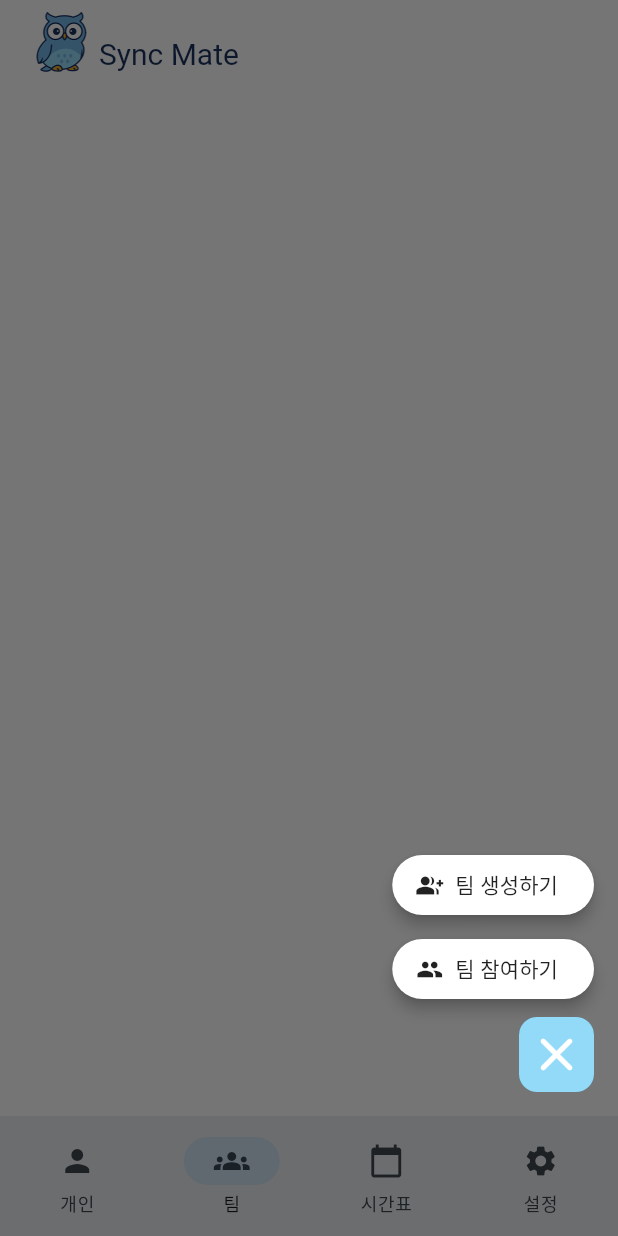
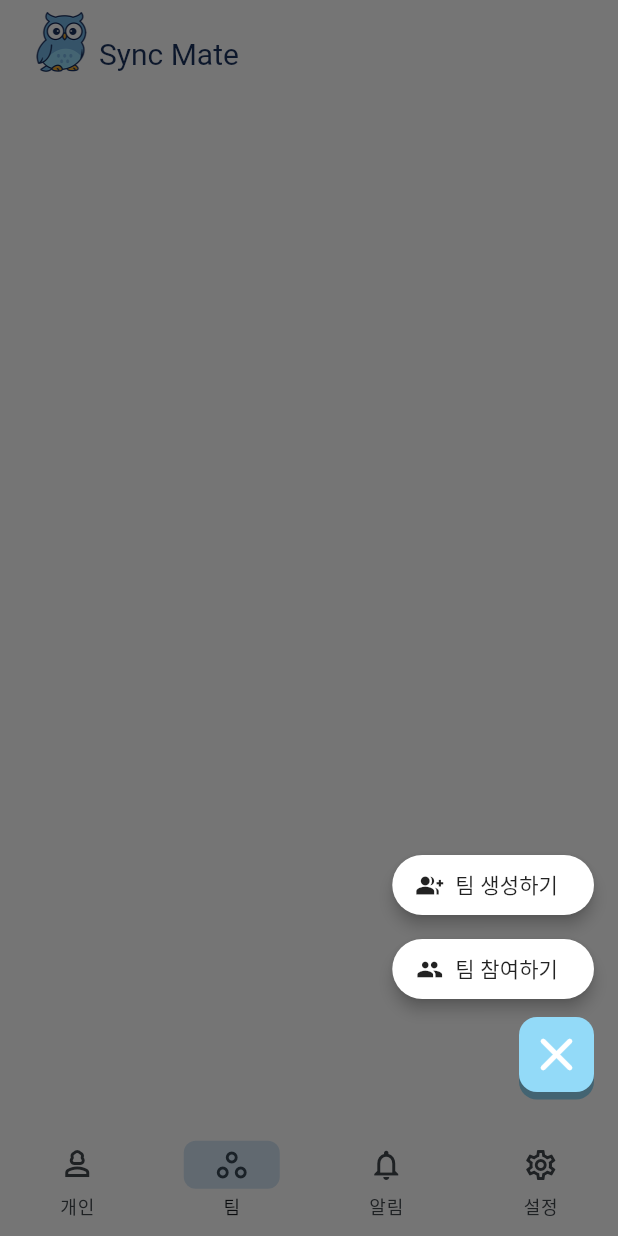
Before and after one commit to hyukjin0419/studyGroupFrontEnd, a Flutter app: the StudiesScreen screen opened by its route, after a tap on the "add" icon, on a phone screen of 412 x 824 dp. Run offline on Flutter 3.47's test engine with Material 3 defaults, Android fonts, the phone set to English and light mode, and no system bars; drawn by our look-alikes of reorderable_grid_view; our stand-ins replace firebase_core, firebase_messaging, flutter_local_notifications, flutter_secure_storage, go_router, material_symbols_icons and 2 more; missing offline and left inert: mobile_scanner; accounts and stored records are empty; Roboto replaces fonts that are missing (Pretendard); project files that could hold a hidden picture were left out.

Commit message:
bottom navigation style 수정

```diff
--- a/lib/api_service/base_api_service.dart
+++ b/lib/api_service/base_api_service.dart
@@ -5,8 +5,8 @@ import 'package:http/http.dart' as http;
 import 'package:study_group_front_end/api_service/Auth/token_manager.dart';
 
 abstract class BaseApiService {
-  // final String _baseUrl = 'http://localhost:8080';
-  final String _baseUrl = 'http://192.168.45.143:8080';
+  final String _baseUrl = 'http://localhost:8080';
+  // final String _baseUrl = 'http://192.168.45.143:8080';
   // final String _baseUrl = 'https://studygroupbackend-production.up.railway.app';
 
 
--- a/lib/main.dart
+++ b/lib/main.dart
@@ -65,6 +65,7 @@ Future<void> main() async {
 
             appBarTheme: const AppBarTheme(
               backgroundColor: Colors.white,
+              surfaceTintColor: Colors.transparent,
             ),
 
             scaffoldBackgroundColor: Colors.white,
--- a/lib/screens/checklist/common/header/weekly_calendar.dart
+++ b/lib/screens/checklist/common/header/weekly_calendar.dart
@@ -2,7 +2,7 @@ import 'package:flutter/material.dart';
 import 'package:study_group_front_end/dto/study/detail/study_detail_response.dart';
 import 'package:study_group_front_end/util/color_converters.dart';
 import 'package:study_group_front_end/util/date_calculator.dart';
-import 'package:study_group_front_end/util/formatKoreanDate.dart';
+import 'package:study_group_front_end/util/format_korean_date.dart';
 import 'package:table_calendar/table_calendar.dart';
 
 class WeeklyCalendar extends StatefulWidget{
--- a/lib/screens/common_widgets/custom_bottom_navigation_bar.dart
+++ b/lib/screens/common_widgets/custom_bottom_navigation_bar.dart
@@ -12,8 +12,15 @@ class CustomBottomNavigationBar extends StatelessWidget {
 
   @override
   Widget build(BuildContext context) {
-    return NavigationBar(
-      height: 80, // 필요 시 고정
+    return Container(
+      padding: const EdgeInsets.only(top:0),
+      child: NavigationBar(
+        height: 75,
+        indicatorShape: RoundedRectangleBorder(
+          borderRadius: BorderRadius.circular(8), // 둥근 정도 줄이기
+        ),
+        backgroundColor: Colors.transparent,
+        surfaceTintColor: Colors.transparent,
         selectedIndex: selectedIndex,
         onDestinationSelected: (index) {
           switch (index) {
@@ -33,11 +40,12 @@ class CustomBottomNavigationBar extends StatelessWidget {
         },
 
           destinations: const [
-        NavigationDestination(icon: Icon(Icons.person), label: '개인'),
-        NavigationDestination(icon: Icon(Icons.groups), label: '팀'),
-        NavigationDestination(icon: Icon(Icons.calendar_today), label: '시간표'),
-        NavigationDestination(icon: Icon(Icons.settings), label: '설정'),
+          NavigationDestination(icon: Icon(Icons.person_3_outlined), label: '개인'),
+          NavigationDestination(icon: Icon(Icons.workspaces_outline), label: '팀'),
+          NavigationDestination(icon: Icon(Icons.notifications_outlined), label: '알림'),
+          NavigationDestination(icon: Icon(Icons.settings_outlined), label: '설정'),
         ],
+      ),
     );
   }
 }
--- a/lib/screens/study_command/study_create_screen.dart
+++ b/lib/screens/study_command/study_create_screen.dart
@@ -6,7 +6,7 @@ import 'package:study_group_front_end/screens/study_command/widgets/calendar_car
 import 'package:study_group_front_end/screens/study_command/widgets/color_picker_sheet.dart';
 import 'package:study_group_front_end/screens/study_command/widgets/input_decoration.dart';
 import 'package:study_group_front_end/util/color_converters.dart';
-import 'package:study_group_front_end/util/formatKoreanDate.dart';
+import 'package:study_group_front_end/util/format_korean_date.dart';
 
 class StudyCreateScreen extends StatefulWidget {
   const StudyCreateScreen({super.key});
--- a/lib/screens/study_command/study_update_screen.dart
+++ b/lib/screens/study_command/study_update_screen.dart
@@ -6,7 +6,7 @@ import 'package:study_group_front_end/screens/study_command/widgets/calendar_car
 import 'package:study_group_front_end/screens/study_command/widgets/color_picker_sheet.dart';
 import 'package:study_group_front_end/screens/study_command/widgets/input_decoration.dart';
 import 'package:study_group_front_end/util/color_converters.dart';
-import 'package:study_group_front_end/util/formatKoreanDate.dart';
+import 'package:study_group_front_end/util/format_korean_date.dart';
 
 class StudyUpdateScreen extends StatefulWidget {
   final StudyUpdateRequest initialData;
--- a/lib/screens/study_command/widgets/color_picker_sheet.dart
+++ b/lib/screens/study_command/widgets/color_picker_sheet.dart
@@ -1,6 +1,6 @@
 import 'package:flutter/material.dart';
 import 'package:material_symbols_icons/material_symbols_icons.dart';
-import 'package:study_group_front_end/util/Palette.dart';
+import 'package:study_group_front_end/util/palette.dart';
 import 'package:study_group_front_end/util/color_converters.dart';
 
 
--- a/lib/screens/study_query/studies_screen.dart
+++ b/lib/screens/study_query/studies_screen.dart
@@ -48,7 +48,7 @@ class _StudyScreenState extends State<StudiesScreen> {
         ),
       ),
       body: Padding(
-        padding: const EdgeInsets.all(12),
+        padding: const EdgeInsets.fromLTRB(12,12,12,0),
         child: Consumer<StudyProvider> (
           builder: (context, provider, _) {
             if (provider.isLoading) {
--- a/lib/screens/study_query/widgets/modal/study_detail_modal.dart
+++ b/lib/screens/study_query/widgets/modal/study_detail_modal.dart
@@ -12,7 +12,7 @@ import 'package:study_group_front_end/screens/common_dialog/confirmationDialog.d
 import 'package:study_group_front_end/screens/study_query/widgets/dialog/study_join_code_qr_dialog.dart';
 import 'package:study_group_front_end/screens/study_query/widgets/modal/member_chip.dart';
 import 'package:study_group_front_end/util/color_converters.dart';
-import 'package:study_group_front_end/util/formatKoreanDate.dart';
+import 'package:study_group_front_end/util/format_korean_date.dart';
 
 Future<void> showStudyDetailModal({
   required BuildContext context,
```
Also changed, not shown: lib/util/format_korean_date.dart (renamed from lib/util/formatKoreanDate.dart), lib/util/palette.dart (renamed from lib/util/Palette.dart). Lines whose indentation alone changed are shown as unchanged.
